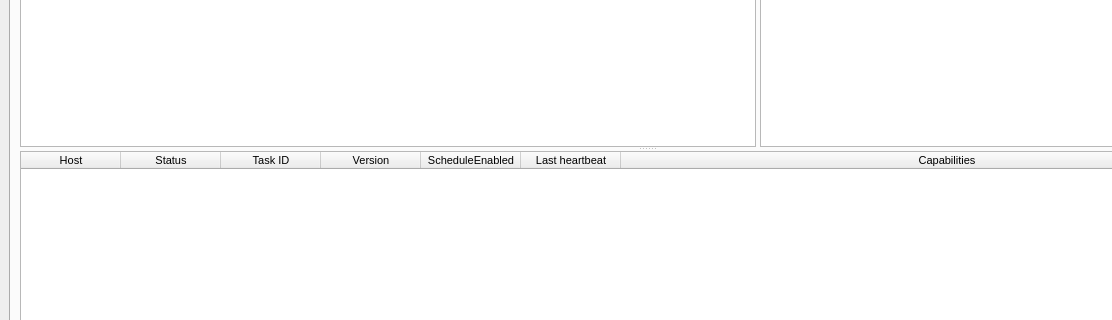
Qt form Documentation/QT_Designer/UI_FarmView.ui (david2777/DPS_Hydra) before a commit; both pictures show x 0 to 1112 and y 227 to 547 of the 1294 by 739 pixel window.
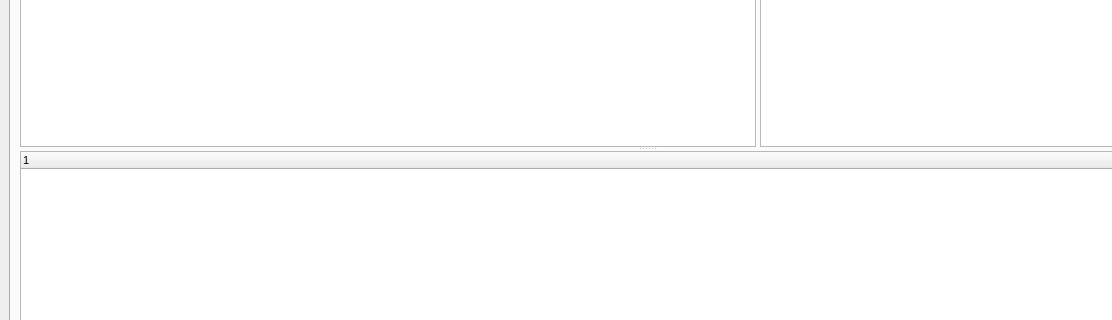
The same form after that commit.

The edit to the form file:
```diff
--- a/Documentation/QT_Designer/UI_FarmView.ui
+++ b/Documentation/QT_Designer/UI_FarmView.ui
@@ -263,7 +263,7 @@
             </layout>
            </widget>
           </widget>
-          <widget class="QTableWidget" name="renderNodeTable">
+          <widget class="QTreeWidget" name="renderNodeTree">
            <property name="font">
             <font>
              <pointsize>8</pointsize>
@@ -281,60 +281,21 @@
            <property name="verticalScrollMode">
             <enum>QAbstractItemView::ScrollPerItem</enum>
            </property>
-           <property name="showGrid">
-            <bool>true</bool>
+           <property name="indentation">
+            <number>0</number>
            </property>
-           <property name="sortingEnabled">
-            <bool>true</bool>
+           <property name="rootIsDecorated">
+            <bool>false</bool>
            </property>
-           <property name="cornerButtonEnabled">
+           <property name="itemsExpandable">
             <bool>false</bool>
            </property>
-           <attribute name="horizontalHeaderMinimumSectionSize">
-            <number>26</number>
-           </attribute>
-           <attribute name="horizontalHeaderStretchLastSection">
-            <bool>true</bool>
-           </attribute>
-           <attribute name="verticalHeaderVisible">
+           <property name="expandsOnDoubleClick">
             <bool>false</bool>
-           </attribute>
-           <attribute name="verticalHeaderDefaultSectionSize">
-            <number>20</number>
-           </attribute>
+           </property>
            <column>
             <property name="text">
-             <string>Host</string>
-            </property>
-           </column>
-           <column>
-            <property name="text">
-             <string>Status</string>
-            </property>
-           </column>
-           <column>
-            <property name="text">
-             <string>Task ID</string>
-            </property>
-           </column>
-           <column>
-            <property name="text">
-             <string>Version</string>
-            </property>
-           </column>
-           <column>
-            <property name="text">
-             <string>ScheduleEnabled</string>
-            </property>
-           </column>
-           <column>
-            <property name="text">
-             <string>Last heartbeat</string>
-            </property>
-           </column>
-           <column>
-            <property name="text">
-             <string>Capabilities</string>
+             <string notr="true">1</string>
             </property>
            </column>
           </widget>
```
Left out of the diff: 5 changed lines with no effect on the pictures.
